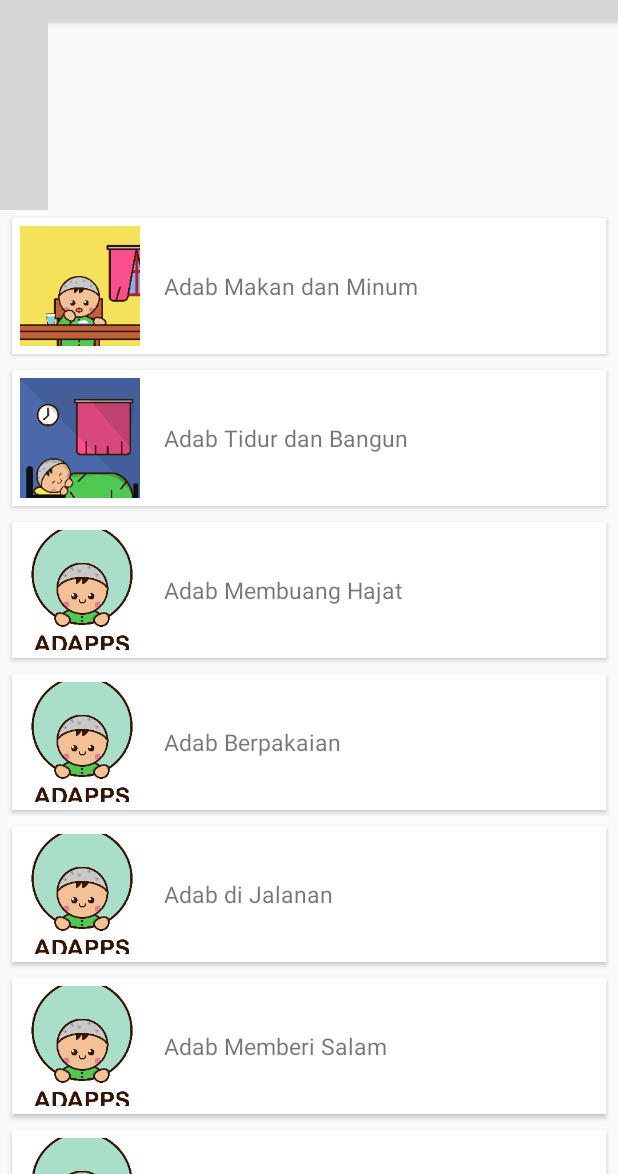
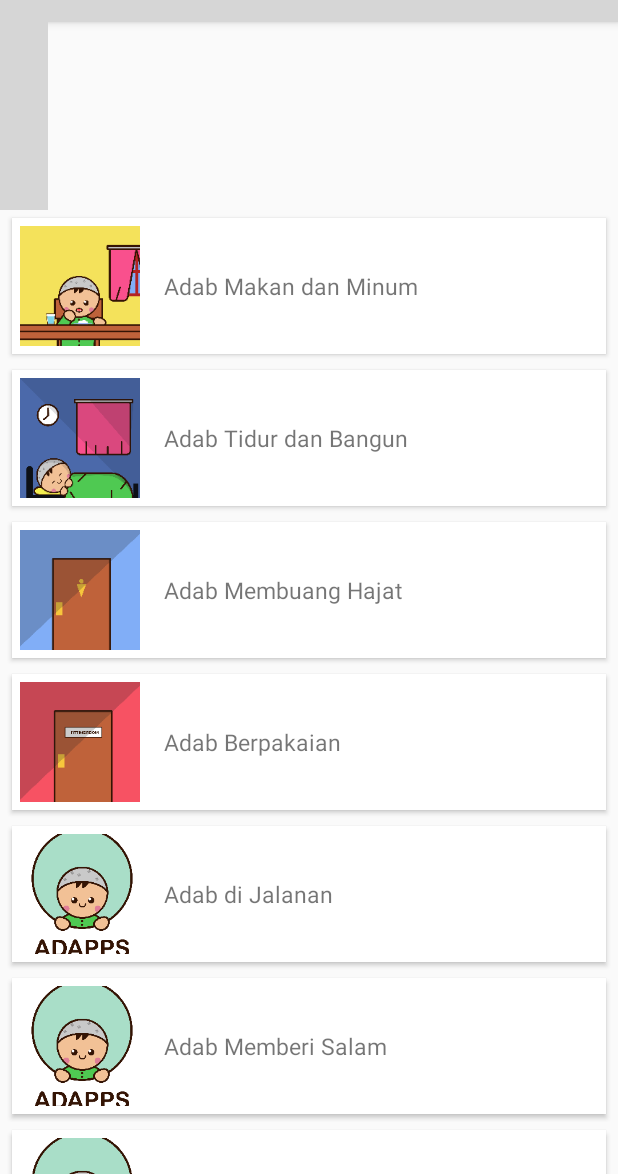
Before and after one commit to akhiyarwaladi/ADAPPS, an Android app: the screen it shows after launch (MenuUtaman), on a phone screen of 412 x 824 dp, the part 62-1236 px from its top. Run offline under Robolectric (Android 15) with nearby library versions, the light colour scheme and no system bars; plain views replace FloatingSearchView; pictures from the network do not load; grey boxes are pictures that could not be loaded.

Commit message:
gambar baru

```diff
--- a/app/src/main/java/com/example/aw/adapps/Activities/MenuUtaman.java
+++ b/app/src/main/java/com/example/aw/adapps/Activities/MenuUtaman.java
@@ -48,8 +48,8 @@ public class MenuUtaman extends AppCompatActivity {
         int[] covers = new int[]{
                 R.drawable.makan,
                 R.drawable.tidur,
-                R.drawable.adappsicon,
-                R.drawable.adappsicon,
+                R.drawable.wc,
+                R.drawable.gantibaju,
                 R.drawable.adappsicon,
                 R.drawable.adappsicon,
                 R.drawable.adappsicon};
--- a/app/src/main/res/layout/adab_card.xml
+++ b/app/src/main/res/layout/adab_card.xml
@@ -56,6 +56,7 @@
                     android:text=""
                     android:theme="@style/MyButton"
                     android:id="@+id/bDetail"
+                    android:visibility="gone"
                     style="@style/Widget.AppCompat.Button.Borderless"/>
 
             </LinearLayout>
```
Also changed, not shown: app/src/main/res/drawable/gantibaju.png (added), app/src/main/res/drawable/wc.png (added).
